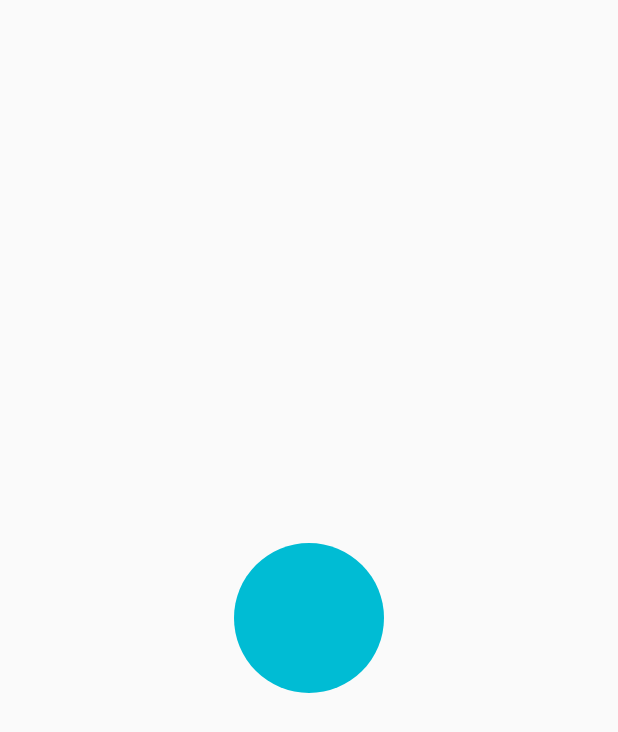
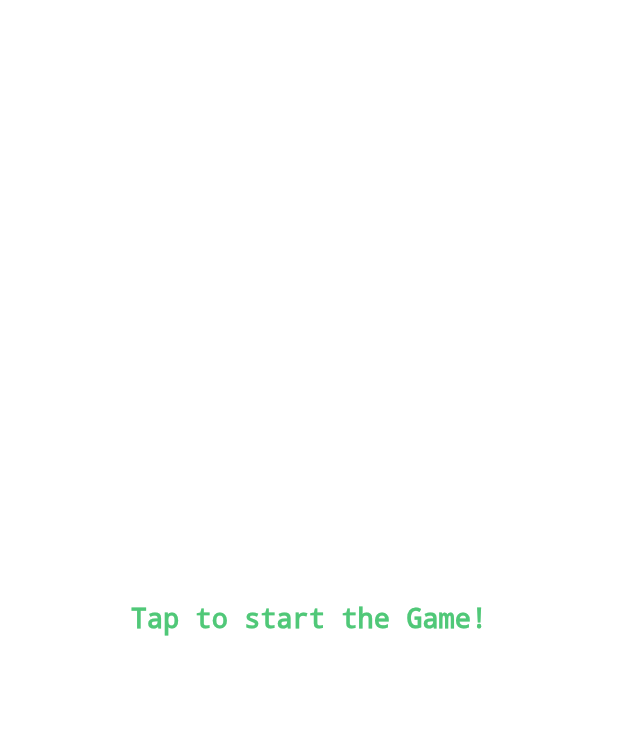
Before and after one commit to SatioO/flutter-practices, a Flutter app: the screen it shows after launch, on a phone screen of 412 x 824 dp. Shown: the top 732 px of the screen. Run offline on Flutter 3.47's test engine with Material 2 defaults, Android fonts, the phone set to English and light mode, and no system bars; our stand-ins replace font_awesome_flutter.

Commit message:
feat(snake): setup splash screen

```diff
--- a/lib/routes.dart
+++ b/lib/routes.dart
@@ -1,3 +1,4 @@
+import 'package:myapp/snake/main.dart';
 import 'package:myapp/widgets/stateful/animation/index.dart';
 import 'package:myapp/widgets/stateful/books/books.dart';
 import 'package:myapp/widgets/stateful/easein/index.dart';
@@ -9,7 +10,8 @@ import 'package:myapp/widgets/stateful/posts/posts.dart';
 import "package:myapp/widgets/stateful/home/index.dart";
 
 var routes = {
-  "/": (context) => EaseInAnimation(),
+  "/": (context) => Snake(),
+  "/ease": (context) => EaseInAnimation(),
   "/animatedcard": (context) => AnimatedCard(),
   "/loader": (context) => Loader(),
   "/fetch": (context) => Fetch(),
--- /dev/null
+++ b/lib/snake/board.dart
@@ -0,0 +1,33 @@
+import 'package:flutter/material.dart';
+import 'package:myapp/snake/constant.dart';
+import 'package:myapp/snake/splash.dart';
+
+enum GameState { SPLASH, RUNNING, VICTORY, FAILURE }
+
+class Board extends StatefulWidget {
+  _BoardState createState() => _BoardState();
+}
+
+class _BoardState extends State<Board> {
+  var _gameState = GameState.SPLASH;
+
+  @override
+  Widget build(BuildContext context) {
+    return Container(
+      width: BOARD_SIZE,
+      height: BOARD_SIZE,
+      color: const Color(0xFFFFFFFF),
+      child: _getBoardChildBasedOnGameState(),
+    );
+  }
+
+  _getBoardChildBasedOnGameState() {
+    switch (_gameState) {
+      case GameState.SPLASH:
+        return Splash();
+
+      default:
+        return Container();
+    }
+  }
+}
--- /dev/null
+++ b/lib/snake/constant.dart
@@ -0,0 +1,2 @@
+const BOARD_SIZE = 320.0;
+const TEXT_PADDING = 10.0;
--- /dev/null
+++ b/lib/snake/main.dart
@@ -0,0 +1,9 @@
+import 'package:flutter/material.dart';
+import 'package:myapp/snake/board.dart';
+
+class Snake extends StatelessWidget {
+  @override
+  Widget build(BuildContext context) {
+    return Board();
+  }
+}
--- /dev/null
+++ b/lib/snake/splash.dart
@@ -0,0 +1,21 @@
+import 'package:flutter/material.dart';
+import 'package:myapp/snake/constant.dart';
+
+class Splash extends StatelessWidget {
+  @override
+  Widget build(BuildContext context) {
+    return Container(
+        color: const Color(0xFFFFFFFF),
+        width: BOARD_SIZE,
+        height: BOARD_SIZE,
+        padding: const EdgeInsets.all(TEXT_PADDING),
+        child: Center(
+          child: Text("Tap to start the Game!",
+              textAlign: TextAlign.center,
+              style: TextStyle(
+                  color: const Color(0xFF50C878),
+                  fontSize: 18.0,
+                  decoration: TextDecoration.none)),
+        ));
+  }
+}
```
